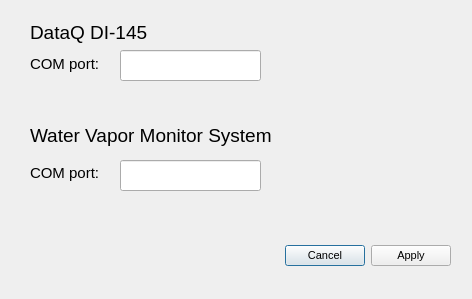
The window that setup_GUI.ui (jbaviation/humidity_cart) describes before a commit, drawn with Qt 5.
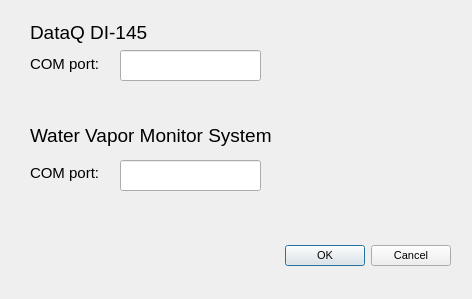
The same window after the commit.

Commit message: Setup_GUI dialog box now works to setup the com ports for the devices. Work still needs to be done on the setupGUIclicked method to allow for a graceful mode of failure. Currently, the form freezes when connection is lost, unestablished, or when submitting a new hardware config.  Eventually, the next step is to create ability to record and store data in a csv.

```diff
--- a/setup_GUI.ui
+++ b/setup_GUI.ui
@@ -67,7 +67,7 @@
     <enum>Qt::Horizontal</enum>
    </property>
    <property name="standardButtons">
-    <set>QDialogButtonBox::Apply|QDialogButtonBox::Cancel</set>
+    <set>QDialogButtonBox::Cancel|QDialogButtonBox::Ok</set>
    </property>
   </widget>
   <widget class="QLabel" name="label3">
```
The commit also changes 6 other files.
